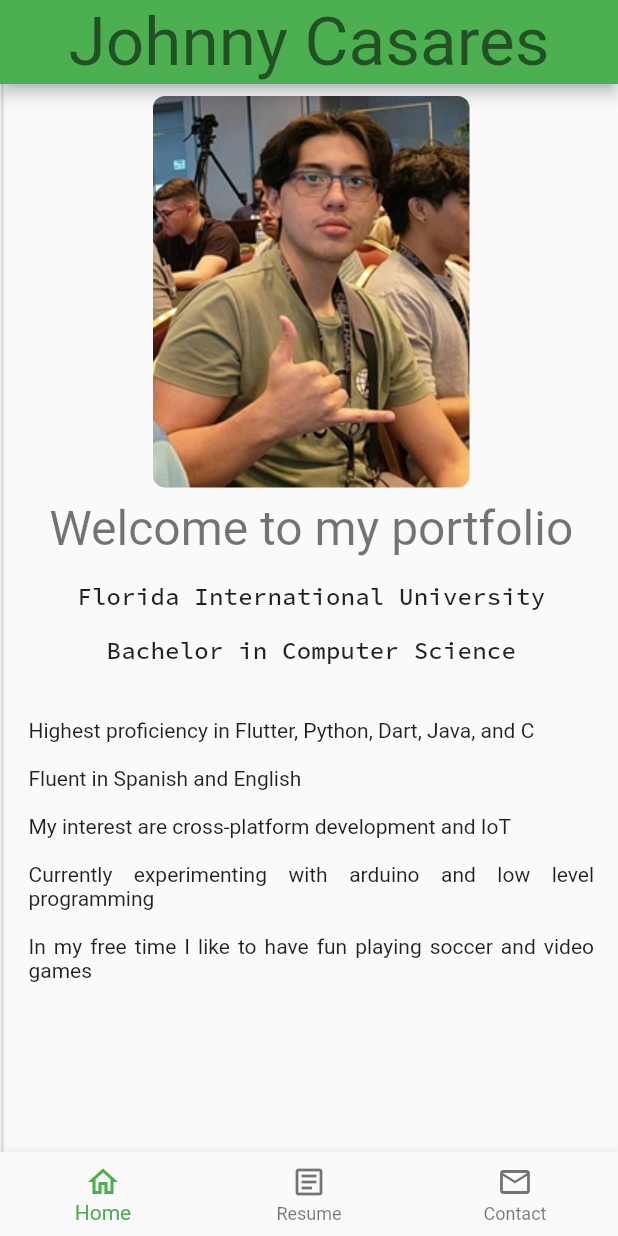
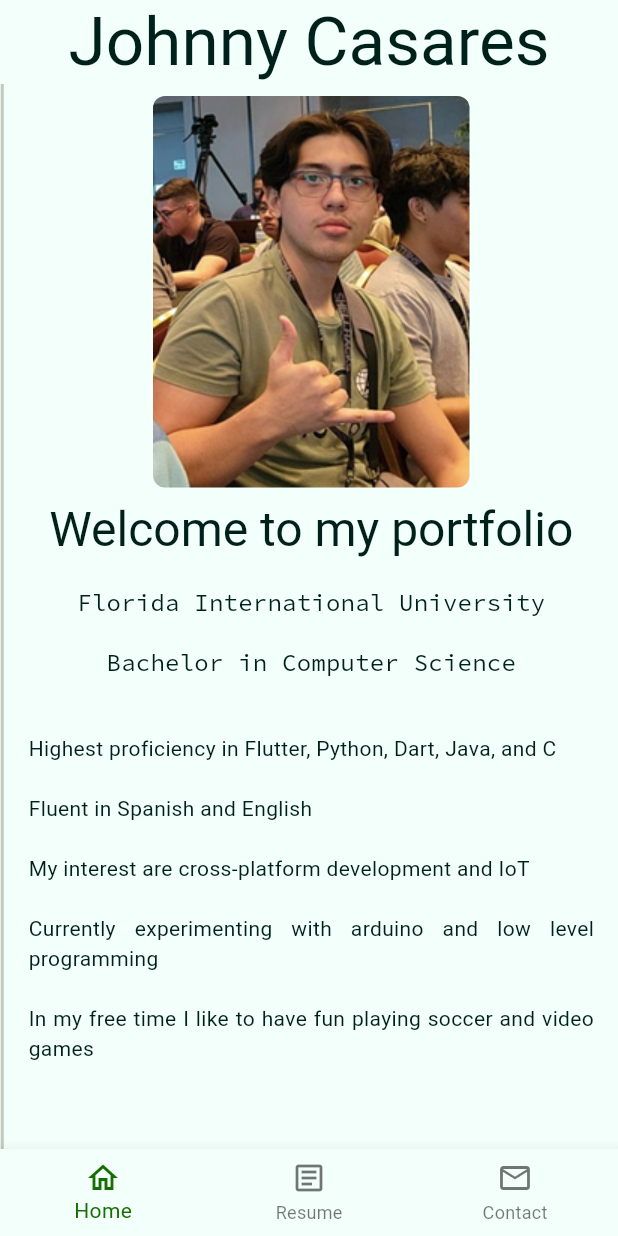
Before and after one commit to JohnnyCasares/new-portfolio-code, a Flutter app: the screen it shows after launch, on a phone screen of 412 x 824 dp. Run offline on Flutter 3.47's test engine with Material 2 defaults, Android fonts, the phone set to English and light mode, and no system bars; our stand-ins replace cloud_firestore, email_validator, firebase_core, google_fonts; missing offline and left inert: dart:html, syncfusion_flutter_pdfviewer; accounts and stored records are empty; Roboto replaces fonts that are missing (Ubuntu).

Commit message:
implementing m3 design

```diff
--- a/lib/main.dart
+++ b/lib/main.dart
@@ -4,8 +4,8 @@ import 'package:portfolio/navigation/main_layout.dart';
 import 'package:portfolio/pages/contact_page.dart';
 import 'package:portfolio/pages/home_page.dart';
 import 'package:portfolio/pages/resume.dart';
+import 'package:portfolio/theme/my_theme.dart';
 import 'firebase_options.dart';
-import 'package:google_fonts/google_fonts.dart';
 
 void main() async {
   WidgetsFlutterBinding.ensureInitialized();
@@ -16,6 +16,11 @@ void main() async {
 }
 
 class MyApp extends StatelessWidget {
+  static final _defaultLightColorScheme =
+      ColorScheme.fromSwatch(primarySwatch: Colors.green);
+
+  static final _defaultDarkColorScheme = ColorScheme.fromSwatch(
+      primarySwatch: Colors.green, brightness: Brightness.dark);
   const MyApp({super.key});
 
   // This widget is the root of your application.
@@ -24,26 +29,13 @@ class MyApp extends StatelessWidget {
     return MaterialApp(
       title: "Johnny's Portfolio",
       theme: ThemeData(
-        brightness: Brightness.light,
-        primarySwatch: Colors.green,
-        // accentColor: Colors.green,
-        textTheme: TextTheme(
-          displayLarge: GoogleFonts.ubuntu(fontSize: 57, letterSpacing: 0),
-          displayMedium: GoogleFonts.ubuntu(fontSize: 45, letterSpacing: 0),
-          displaySmall: GoogleFonts.ubuntu(fontSize: 36, letterSpacing: 0),
-          headlineLarge: GoogleFonts.ubuntu(fontSize: 32, letterSpacing: 0),
-          headlineMedium: GoogleFonts.ubuntu(fontSize: 28, letterSpacing: 0),
-          headlineSmall: GoogleFonts.ubuntu(fontSize: 24, letterSpacing: 0),
-          titleLarge: GoogleFonts.ubuntu(fontSize: 22, letterSpacing: 0),
-          titleMedium: GoogleFonts.ubuntu(fontSize: 16, letterSpacing: 0.15),
-          titleSmall:
-              GoogleFonts.sourceCodePro(fontSize: 14, letterSpacing: 0.1),
-          bodyLarge:
-              GoogleFonts.sourceCodePro(fontSize: 16, letterSpacing: 0.15),
-          bodySmall:
-              GoogleFonts.sourceCodePro(fontSize: 12, letterSpacing: 0.4),
-        ),
-      ),
+          useMaterial3: true,
+          colorScheme: MyTheme.lightColorScheme,
+          textTheme: MyTheme.textTheme),
+      darkTheme: ThemeData(
+          useMaterial3: true,
+          colorScheme: MyTheme.darkColorScheme,
+          textTheme: MyTheme.textTheme),
       home: const MyHomePage(title: "Johnny Casares"),
     );
   }
--- /dev/null
+++ b/lib/theme/my_theme.dart
@@ -0,0 +1,86 @@
+import 'package:flutter/material.dart';
+import 'package:google_fonts/google_fonts.dart';
+
+class MyTheme {
+  static const lightColorScheme = ColorScheme(
+    brightness: Brightness.light,
+    primary: Color(0xFF146E00),
+    onPrimary: Color(0xFFFFFFFF),
+    primaryContainer: Color(0xFF7EFE5D),
+    onPrimaryContainer: Color(0xFF022100),
+    secondary: Color(0xFF006D3E),
+    onSecondary: Color(0xFFFFFFFF),
+    secondaryContainer: Color(0xFF96F7B7),
+    onSecondaryContainer: Color(0xFF00210F),
+    tertiary: Color(0xFF006C4E),
+    onTertiary: Color(0xFFFFFFFF),
+    tertiaryContainer: Color(0xFF86F8C9),
+    onTertiaryContainer: Color(0xFF002115),
+    error: Color(0xFFBA1A1A),
+    errorContainer: Color(0xFFFFDAD6),
+    onError: Color(0xFFFFFFFF),
+    onErrorContainer: Color(0xFF410002),
+    background: Color(0xFFF3FFFA),
+    onBackground: Color(0xFF00201A),
+    surface: Color(0xFFF3FFFA),
+    onSurface: Color(0xFF00201A),
+    surfaceVariant: Color(0xFFDFE4D7),
+    onSurfaceVariant: Color(0xFF43483F),
+    outline: Color(0xFF73796E),
+    onInverseSurface: Color(0xFFB7FFEC),
+    inverseSurface: Color(0xFF00382E),
+    inversePrimary: Color(0xFF61E143),
+    shadow: Color(0xFF000000),
+    surfaceTint: Color(0xFF146E00),
+    outlineVariant: Color(0xFFC3C8BC),
+    scrim: Color(0xFF000000),
+  );
+
+  static const darkColorScheme = ColorScheme(
+    brightness: Brightness.dark,
+    primary: Color(0xFF61E143),
+    onPrimary: Color(0xFF063900),
+    primaryContainer: Color(0xFF0D5300),
+    onPrimaryContainer: Color(0xFF7EFE5D),
+    secondary: Color(0xFF7BDA9D),
+    onSecondary: Color(0xFF00391E),
+    secondaryContainer: Color(0xFF00522D),
+    onSecondaryContainer: Color(0xFF96F7B7),
+    tertiary: Color(0xFF69DBAE),
+    onTertiary: Color(0xFF003827),
+    tertiaryContainer: Color(0xFF00513A),
+    onTertiaryContainer: Color(0xFF86F8C9),
+    error: Color(0xFFFFB4AB),
+    errorContainer: Color(0xFF93000A),
+    onError: Color(0xFF690005),
+    onErrorContainer: Color(0xFFFFDAD6),
+    background: Color(0xFF00201A),
+    onBackground: Color(0xFF79F8DC),
+    surface: Color(0xFF00201A),
+    onSurface: Color(0xFF79F8DC),
+    surfaceVariant: Color(0xFF43483F),
+    onSurfaceVariant: Color(0xFFC3C8BC),
+    outline: Color(0xFF8D9387),
+    onInverseSurface: Color(0xFF00201A),
+    inverseSurface: Color(0xFF79F8DC),
+    inversePrimary: Color(0xFF146E00),
+    shadow: Color(0xFF000000),
+    surfaceTint: Color(0xFF61E143),
+    outlineVariant: Color(0xFF43483F),
+    scrim: Color(0xFF000000),
+  );
+
+  static final textTheme = TextTheme(
+    displayLarge: GoogleFonts.ubuntu(fontSize: 57, letterSpacing: 0),
+    displayMedium: GoogleFonts.ubuntu(fontSize: 45, letterSpacing: 0),
+    displaySmall: GoogleFonts.ubuntu(fontSize: 36, letterSpacing: 0),
+    headlineLarge: GoogleFonts.ubuntu(fontSize: 32, letterSpacing: 0),
+    headlineMedium: GoogleFonts.ubuntu(fontSize: 28, letterSpacing: 0),
+    headlineSmall: GoogleFonts.ubuntu(fontSize: 24, letterSpacing: 0),
+    titleLarge: GoogleFonts.ubuntu(fontSize: 22, letterSpacing: 0),
+    titleMedium: GoogleFonts.ubuntu(fontSize: 16, letterSpacing: 0.15),
+    titleSmall: GoogleFonts.sourceCodePro(fontSize: 14, letterSpacing: 0.1),
+    bodyLarge: GoogleFonts.sourceCodePro(fontSize: 16, letterSpacing: 0.15),
+    bodySmall: GoogleFonts.sourceCodePro(fontSize: 12, letterSpacing: 0.4),
+  );
+}
```
